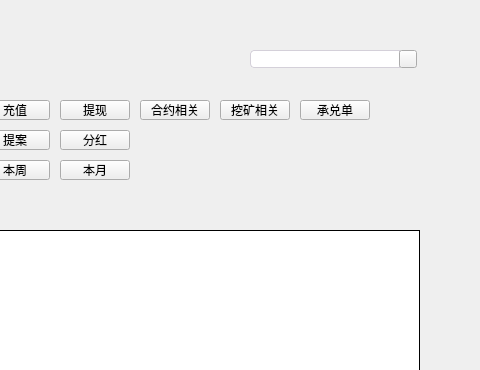
This is LNKWallet/alltransactionwidget.ui in HcashOrg/hx-indicator as Qt 5 draws it before an edit; both pictures show x 290 to 770 and y 0 to 370 of the 770 by 510 pixel window. The edited form follows.
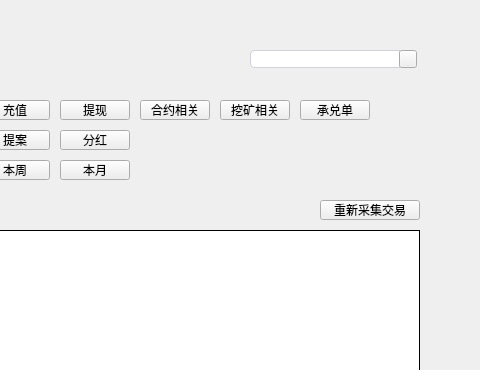
This is the edited form. Icons and pictures are not drawn.

The edit to the form file:
```diff
--- a/LNKWallet/alltransactionwidget.ui
+++ b/LNKWallet/alltransactionwidget.ui
@@ -621,6 +621,25 @@
     <string>分红</string>
    </property>
   </widget>
+  <widget class="QToolButton" name="clearDBBtn">
+   <property name="geometry">
+    <rect>
+     <x>610</x>
+     <y>200</y>
+     <width>100</width>
+     <height>20</height>
+    </rect>
+   </property>
+   <property name="cursor">
+    <cursorShape>PointingHandCursor</cursorShape>
+   </property>
+   <property name="styleSheet">
+    <string notr="true"/>
+   </property>
+   <property name="text">
+    <string>重新采集交易</string>
+   </property>
+  </widget>
  </widget>
  <resources/>
  <connections/>
```
